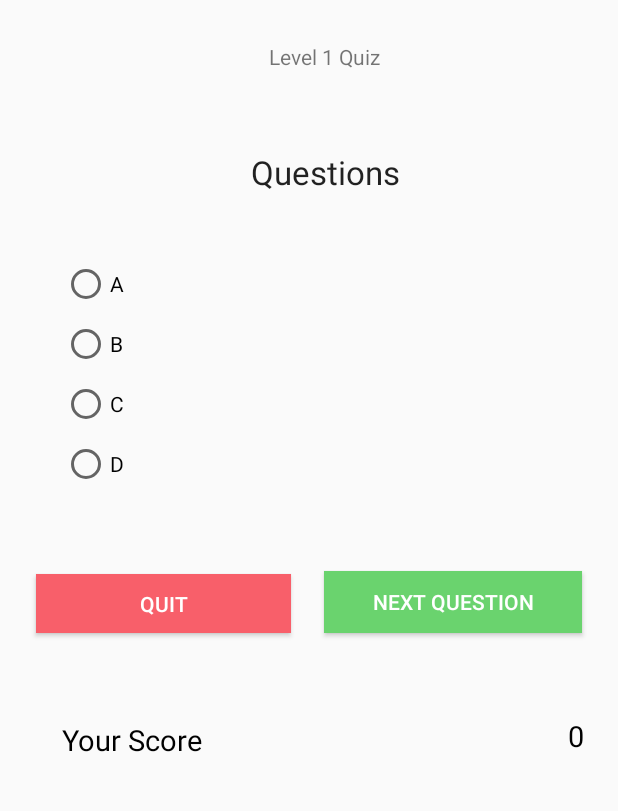
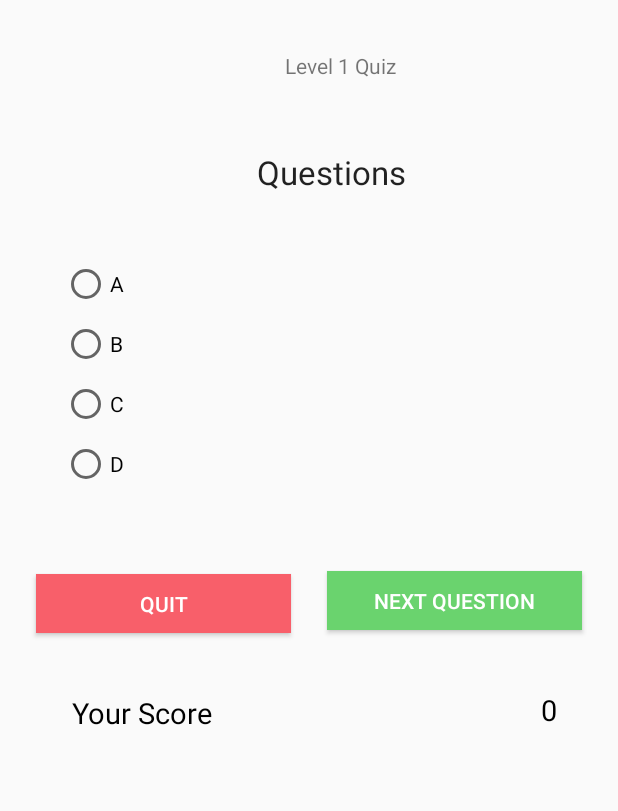
Before and after one commit to prydl/AmateurCooking, an Android app: the quiz1 screen opened directly, with no data from a screen before it, on a phone screen of 412 x 824 dp, the part 207-1018 px from its top. Run offline under Robolectric (Android 15) with nearby library versions, the phone set to English and light mode, and no system bars; Roboto replaces fonts that are not available here.

Commit message:
Fixing Quiz UI.

```diff
--- a/app/src/main/java/com/example/amateurcooking/level1.java
+++ b/app/src/main/java/com/example/amateurcooking/level1.java
@@ -1,14 +1,37 @@
 package com.example.amateurcooking;
 
 import androidx.appcompat.app.AppCompatActivity;
+import androidx.cardview.widget.CardView;
 
+import android.content.Intent;
 import android.os.Bundle;
+import android.view.View;
+import android.view.View.OnClickListener;
+import android.widget.Button;
 
-public class level1 extends AppCompatActivity {
+public class level1 extends AppCompatActivity implements OnClickListener {
+    //declare the cards
+    private Button quizButton;
 
     @Override
     protected void onCreate(Bundle savedInstanceState) {
         super.onCreate(savedInstanceState);
         setContentView(R.layout.activity_level1);
+
+        //setting views references for each card view object
+        quizButton = findViewById(R.id.quizButton);
+
+        //adding onClickListeners
+        quizButton.setOnClickListener(this);
+
+    }
+
+    @Override
+    public void onClick(View v) {
+        Intent intent = new Intent(this, quiz1.class);
+        this.startActivity ( intent );
+
+
+
     }
 }
--- a/app/src/main/res/layout/activity_quiz1.xml
+++ b/app/src/main/res/layout/activity_quiz1.xml
@@ -66,8 +66,8 @@
 
     <Button
         android:id="@+id/button3"
-        android:layout_width="172dp"
-        android:layout_height="41dp"
+        android:layout_width="170dp"
+        android:layout_height="39dp"
         android:layout_marginTop="251dp"
         android:layout_marginEnd="8dp"
         android:layout_marginRight="8dp"
@@ -84,9 +84,12 @@
         android:layout_marginStart="8dp"
         android:layout_marginLeft="8dp"
         android:layout_marginTop="57dp"
+        android:layout_marginEnd="24dp"
+        android:layout_marginRight="24dp"
         android:background="#F85F6A"
         android:text="Quit"
         android:textColor="#ffffff"
+        app:layout_constraintEnd_toStartOf="@+id/button3"
         app:layout_constraintStart_toStartOf="parent"
         app:layout_constraintTop_toBottomOf="@+id/radioButton4" />
 
@@ -102,17 +105,17 @@
         android:text="Questions"
         android:textAppearance="?android:attr/textAppearanceLarge"
         app:layout_constraintEnd_toEndOf="parent"
-        app:layout_constraintHorizontal_bias="0.312"
+        app:layout_constraintHorizontal_bias="0.0"
         app:layout_constraintStart_toStartOf="parent"
-        app:layout_constraintTop_toBottomOf="@+id/textView5" />
+        app:layout_constraintTop_toBottomOf="@+id/levelquiz" />
 
     <TextView
         android:id="@+id/textView3"
         android:layout_width="wrap_content"
         android:layout_height="wrap_content"
-        android:layout_marginStart="25dp"
-        android:layout_marginLeft="25dp"
-        android:layout_marginTop="58dp"
+        android:layout_marginStart="32dp"
+        android:layout_marginLeft="32dp"
+        android:layout_marginTop="40dp"
         android:text="Your Score"
         android:textAppearance="@style/TextAppearance.AppCompat.Small"
         android:textColor="#000000"
@@ -122,11 +125,11 @@
 
     <TextView
         android:id="@+id/textView4"
-        android:layout_width="wrap_content"
-        android:layout_height="wrap_content"
-        android:layout_marginStart="244dp"
-        android:layout_marginLeft="244dp"
-        android:layout_marginTop="55dp"
+        android:layout_width="17dp"
+        android:layout_height="29dp"
+        android:layout_marginStart="216dp"
+        android:layout_marginLeft="216dp"
+        android:layout_marginTop="40dp"
         android:gravity="center_horizontal"
         android:text="0"
         android:textAlignment="center"
@@ -151,7 +154,7 @@
         app:srcCompat="@drawable/logo" />
 
     <TextView
-        android:id="@+id/textView5"
+        android:id="@+id/levelquiz"
         android:layout_width="95dp"
         android:layout_height="32dp"
         android:layout_marginStart="172dp"
@@ -160,6 +163,7 @@
         android:layout_marginEnd="148dp"
         android:layout_marginRight="148dp"
         android:text="Level 1 Quiz"
+        android:gravity="center"
         app:layout_constraintEnd_toEndOf="parent"
         app:layout_constraintHorizontal_bias="0.25"
         app:layout_constraintStart_toStartOf="parent"
```
